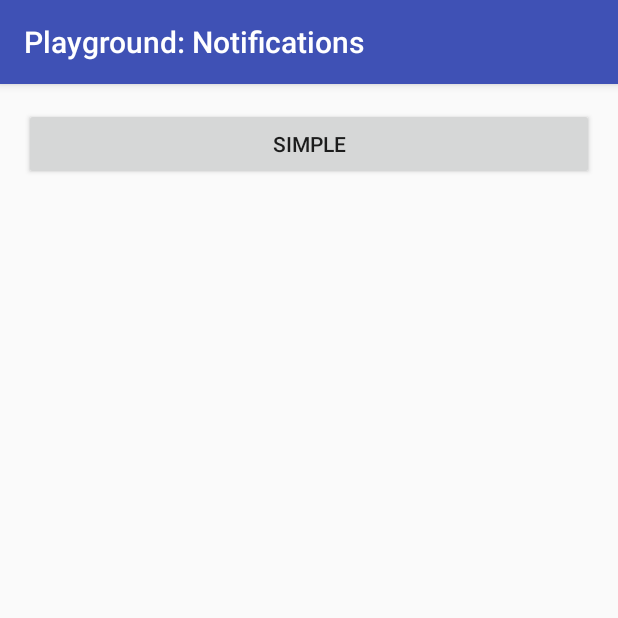
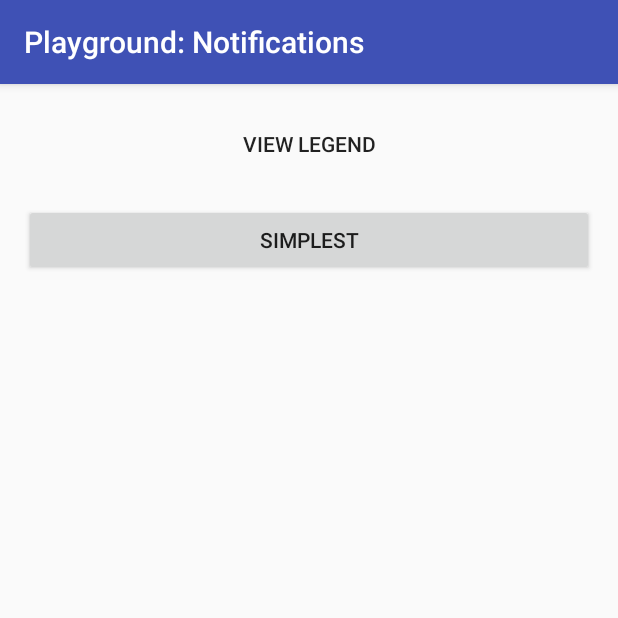
Before and after one commit to benjaminplee/android-playground, an Android app: the screen it shows after launch (LaunchActivity), on a phone screen of 412 x 824 dp, the top half of it. Run offline under Robolectric (Android 15) with nearby library versions, the phone set to English and light mode, and no system bars; libraries missing offline, so code that uses them is left out: com.example.benlee.

Commit message:
Working simple notification

```diff
--- a/Notifications/app/src/main/java/com/example/benlee/playground/playgroundnotifications/LaunchActivity.kt
+++ b/Notifications/app/src/main/java/com/example/benlee/playground/playgroundnotifications/LaunchActivity.kt
@@ -22,7 +22,7 @@ class LaunchActivity : AppCompatActivity() {
         panel.adapter = NotificationLauncherAdapter(
                 this,
                 listOf(
-                        "Simple" to ::launchSimpleNotification
+                        "Simplest" to ::launchSimplestNotification
                 )
         )
     }
--- a/Notifications/app/src/main/res/layout/activity_launch.xml
+++ b/Notifications/app/src/main/res/layout/activity_launch.xml
@@ -7,6 +7,17 @@
     android:padding="16dp"
     tools:context=".LaunchActivity">
 
+    <Button
+        android:id="@+id/legend"
+        style="@style/Widget.AppCompat.Button.Borderless"
+        android:layout_width="match_parent"
+        android:layout_height="wrap_content"
+        android:text="View Legend" />
+
+    <Space
+        android:layout_width="match_parent"
+        android:layout_height="16dp" />
+
     <android.support.v7.widget.RecyclerView
         android:id="@+id/panel"
         android:layout_width="match_parent"
```
Also changed, not shown: Notifications/app/src/main/java/com/example/benlee/playground/playgroundnotifications/ExampleNotifications.kt (+53 -3 lines), Notifications/app/src/main/res/drawable-hdpi/ic_large_icon.png (added), Notifications/app/src/main/res/drawable-hdpi/ic_small_icon.png (added), Notifications/app/src/main/res/drawable-mdpi/ic_large_icon.png (added), Notifications/app/src/main/res/drawable-mdpi/ic_small_icon.png (added), Notifications/app/src/main/res/drawable-xhdpi/ic_large_icon.png (added), Notifications/app/src/main/res/drawable-xhdpi/ic_small_icon.png (added), Notifications/app/src/main/res/drawable-xxhdpi/ic_large_icon.png (added), Notifications/app/src/main/res/drawable-xxhdpi/ic_small_icon.png (added).
